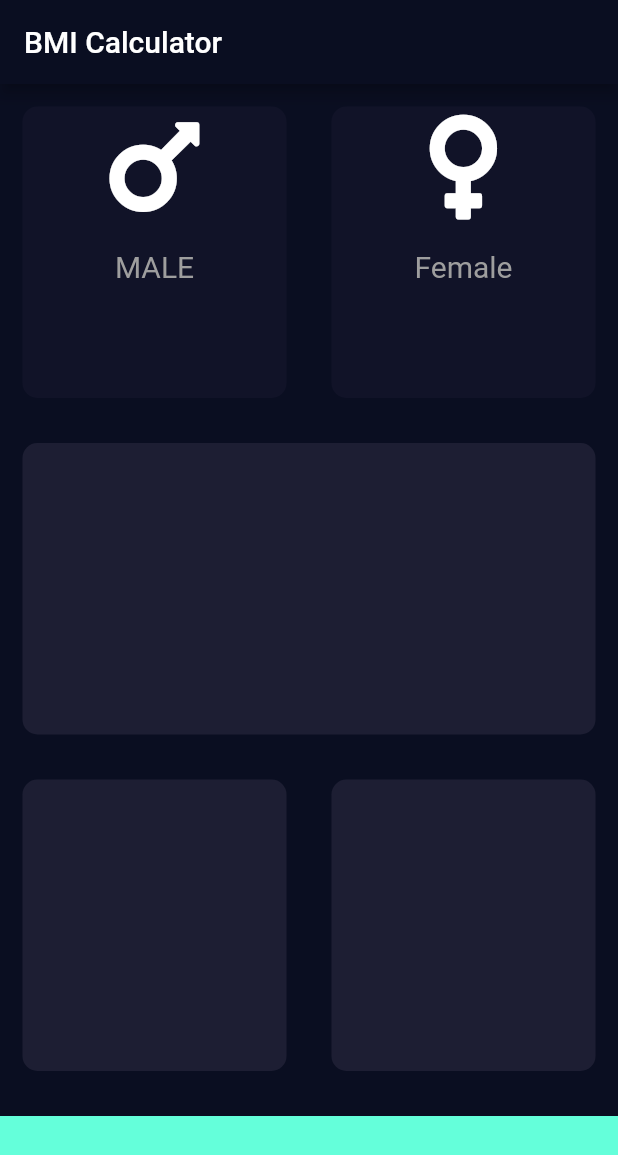
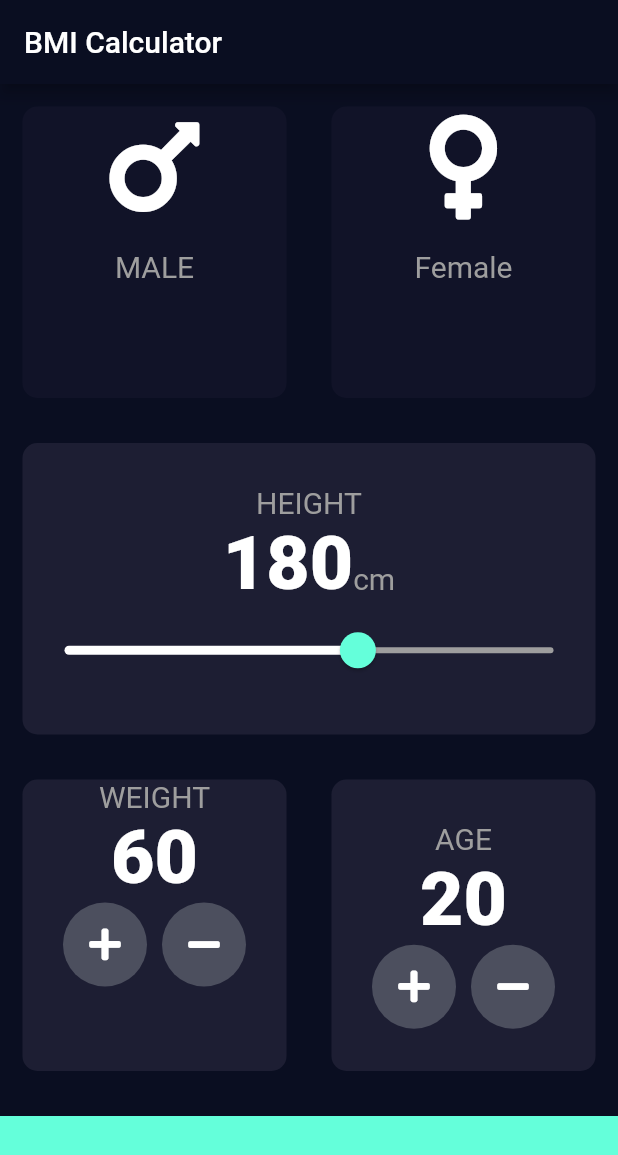
Before and after one commit to Sadat-Aerafin/BMI_Calculator, a Flutter app: the screen it shows after launch, on a phone screen of 412 x 824 dp. Shown: the top 1155 px of the screen. Run offline on Flutter 3.47's test engine with Material 2 defaults, Android fonts, the phone set to English and light mode, and no system bars; our stand-ins replace font_awesome_flutter.

Commit message:
fourth commit

```diff
--- /dev/null
+++ b/lib/RoundIconButton.dart
@@ -0,0 +1,22 @@
+import 'package:flutter/material.dart';
+class RoundIconButton extends StatelessWidget {
+  RoundIconButton({@required this.icon,@required this.action});
+
+  final IconData icon;
+  final Function action;
+  @override
+  Widget build(BuildContext context) {
+    return RawMaterialButton(
+      elevation: 0.0,
+      child: Icon(icon),
+      onPressed: action,
+      constraints: BoxConstraints.tightFor(
+        width: 56.0,
+        height: 56.0,
+      ),
+      shape: CircleBorder(),
+      fillColor: Color(0xFF4C4F5E),
+
+    );
+  }
+}
--- a/lib/card_widget.dart
+++ b/lib/card_widget.dart
@@ -1,9 +1,6 @@
 import 'package:flutter/material.dart';
+import 'constants.dart';
 
-const cardTextStyle= TextStyle(
-  fontSize: 20.0,
-  color: Colors.grey,
-);
 
 class CardWidget extends StatelessWidget {
   CardWidget({this.cardIcons, this.cardText});
@@ -24,7 +21,7 @@ class CardWidget extends StatelessWidget {
         ),
         Text(
           cardText,
-          style:cardTextStyle,
+          style:kCardTextStyle,
         ),
       ],
     );
--- /dev/null
+++ b/lib/constants.dart
@@ -0,0 +1,16 @@
+import 'package:flutter/material.dart';
+
+const kCardTextStyle= TextStyle(
+  fontSize: 20.0,
+  color: Colors.grey,
+);
+const kCardNumbersTextStyle= TextStyle(
+  fontSize: 50.0,
+  fontWeight: FontWeight.w900,
+
+);
+
+const kBottomContainerHeight = 80.0;
+const kActiveCardColors = Color(0xFF1D1E33);
+const kInactiveCardColors = Color(0xFF111328);
+const kBottomContainerColor = Colors.tealAccent;
--- a/lib/input_page.dart
+++ b/lib/input_page.dart
@@ -2,11 +2,12 @@ import 'package:flutter/material.dart';
 import 'package:font_awesome_flutter/font_awesome_flutter.dart';
 import 'card_widget.dart';
 import 'reuseable_card.dart';
+import 'constants.dart';
+import 'package:bmi_calculator/RoundIconButton.dart';
 
-const bottomContainerHeight = 80.0;
-const activeCardColors = Color(0xFF1D1E33);
-const inactiveCardColors = Color(0xFF111328);
-const bottomContainerColor = Colors.tealAccent;
+int sliderValue = 180;
+int weightValue = 60;
+int ageValue = 20;
 
 enum GenderType {
   male,
@@ -28,6 +29,7 @@ class _InputPageState extends State<InputPage> {
         title: Text('BMI Calculator'),
       ),
       body: Column(
+        crossAxisAlignment: CrossAxisAlignment.stretch,
         children: [
           Expanded(
             child: Row(
@@ -41,8 +43,8 @@ class _InputPageState extends State<InputPage> {
                     },
                     child: ReuseableCard(
                       colour: selectedGender == GenderType.male
-                          ? activeCardColors
-                          : inactiveCardColors,
+                          ? kActiveCardColors
+                          : kInactiveCardColors,
                       cardChild: CardWidget(
                         cardIcons: FontAwesomeIcons.mars,
                         cardText: 'MALE',
@@ -59,8 +61,8 @@ class _InputPageState extends State<InputPage> {
                     },
                     child: ReuseableCard(
                       colour: selectedGender == GenderType.female
-                          ? activeCardColors
-                          : inactiveCardColors,
+                          ? kActiveCardColors
+                          : kInactiveCardColors,
                       cardChild: CardWidget(
                         cardIcons: FontAwesomeIcons.venus,
                         cardText: 'Female',
@@ -73,7 +75,55 @@ class _InputPageState extends State<InputPage> {
           ),
           Expanded(
             child: ReuseableCard(
-              colour: activeCardColors,
+              colour: kActiveCardColors,
+              cardChild: Column(
+                mainAxisAlignment: MainAxisAlignment.center,
+                children: [
+                  Text(
+                    'HEIGHT',
+                    style: kCardTextStyle,
+                  ),
+                  Row(
+                    mainAxisAlignment: MainAxisAlignment.center,
+                    crossAxisAlignment: CrossAxisAlignment.baseline,
+                    textBaseline: TextBaseline.alphabetic,
+                    children: [
+                      Text(
+                        sliderValue.toString(),
+                        style: kCardNumbersTextStyle,
+                      ),
+                      Text(
+                        'cm',
+                        style: kCardTextStyle,
+                      )
+                    ],
+                  ),
+                  SliderTheme(
+                    data: SliderTheme.of(context).copyWith(
+                      thumbColor: Colors.tealAccent,
+                      activeTrackColor: Colors.white,
+                      inactiveTrackColor: Colors.grey,
+                      overlayColor: Colors.teal,
+                      overlayShape:
+                          RoundSliderOverlayShape(overlayRadius: 28.0),
+                      thumbShape:
+                          RoundSliderThumbShape(enabledThumbRadius: 12.0),
+                    ),
+                    child: Slider(
+                      value: sliderValue.toDouble(),
+                      min: 120,
+                      max: 220,
+                      onChanged: (double newValue) {
+                        setState(
+                          () {
+                            sliderValue = newValue.toInt();
+                          },
+                        );
+                      },
+                    ),
+                  ),
+                ],
+              ),
             ),
           ),
           Expanded(
@@ -81,20 +131,94 @@ class _InputPageState extends State<InputPage> {
               children: [
                 Expanded(
                   child: ReuseableCard(
-                    colour: activeCardColors,
+                    colour: kActiveCardColors,
+                    cardChild: Column(
+                      children: [
+                        Text(
+                          'WEIGHT',
+                          style: kCardTextStyle,
+                        ),
+                        Text(
+                          weightValue.toString(),
+                          style: kCardNumbersTextStyle,
+                        ),
+                        Row(
+                          mainAxisAlignment: MainAxisAlignment.center,
+                          children: [
+                            RoundIconButton(
+                              icon: FontAwesomeIcons.plus,
+                              action: () {
+                                setState(() {
+                                  weightValue++;
+                                });
+                              },
+                            ),
+                            SizedBox(
+                              width: 10.0,
+                            ),
+                            RoundIconButton(
+                              icon: FontAwesomeIcons.minus,
+                              action: () {
+                                setState(() {
+                                  weightValue--;
+                                });
+                              },
+                            )
+                          ],
+                        ),
+                      ],
+                    ),
                   ),
                 ),
                 Expanded(
                   child: ReuseableCard(
-                    colour: activeCardColors,
+                    colour: kActiveCardColors,
+                    cardChild: Column(
+                      mainAxisAlignment: MainAxisAlignment.center,
+                      children: [
+                        Text(
+                          'AGE',
+                          style: kCardTextStyle,
+                        ),
+                        Text(
+                          ageValue.toString(),
+                          style: kCardNumbersTextStyle,
+                        ),
+                    Row(
+                      mainAxisAlignment: MainAxisAlignment.center,
+                      children: [
+                        RoundIconButton(
+                          icon: FontAwesomeIcons.plus,
+                          action: () {
+                            setState(() {
+                              ageValue++;
+                            });
+                          },
+                        ),
+                        SizedBox(
+                          width: 10.0,
+                        ),
+                        RoundIconButton(
+                          icon: FontAwesomeIcons.minus,
+                          action: () {
+                            setState(() {
+                              ageValue--;
+                            });
+                          },
+                        ),
+                      ],
+                    ),
+
+                      ],
+                    ),
                   ),
                 ),
               ],
             ),
           ),
           Container(
-            color: bottomContainerColor,
-            height: bottomContainerHeight,
+            color: kBottomContainerColor,
+            height: kBottomContainerHeight,
             width: double.infinity,
             margin: EdgeInsets.only(top: 15.0),
           ),
@@ -103,3 +227,4 @@ class _InputPageState extends State<InputPage> {
     );
   }
 }
+//making a new Icon widget
```
